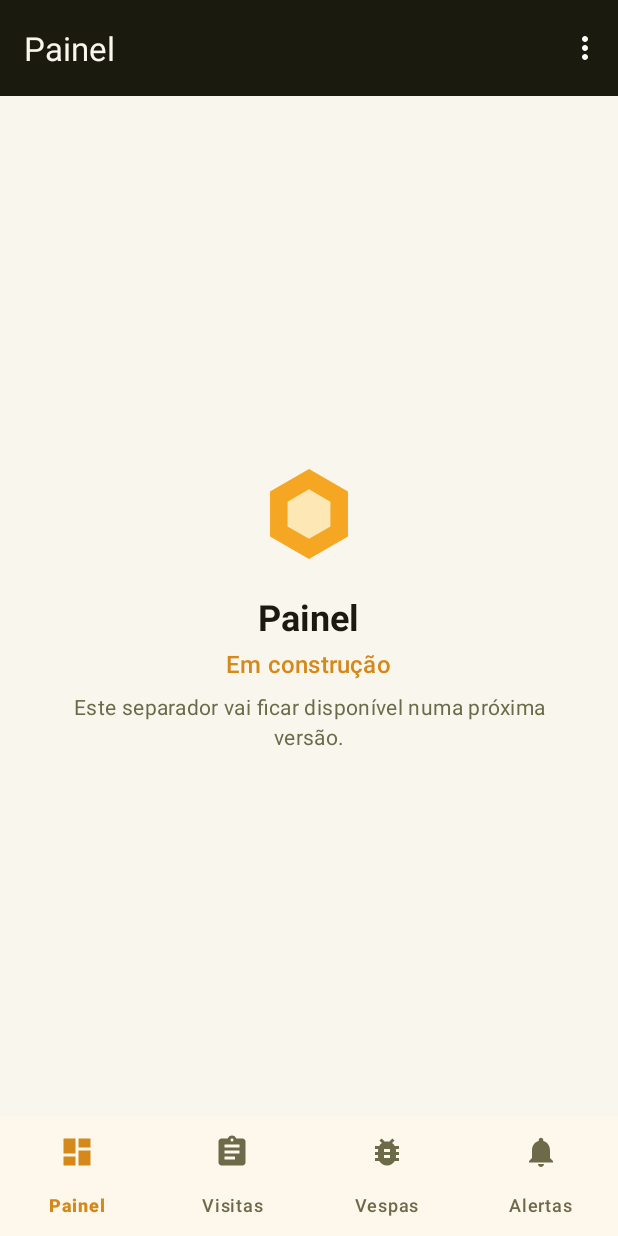
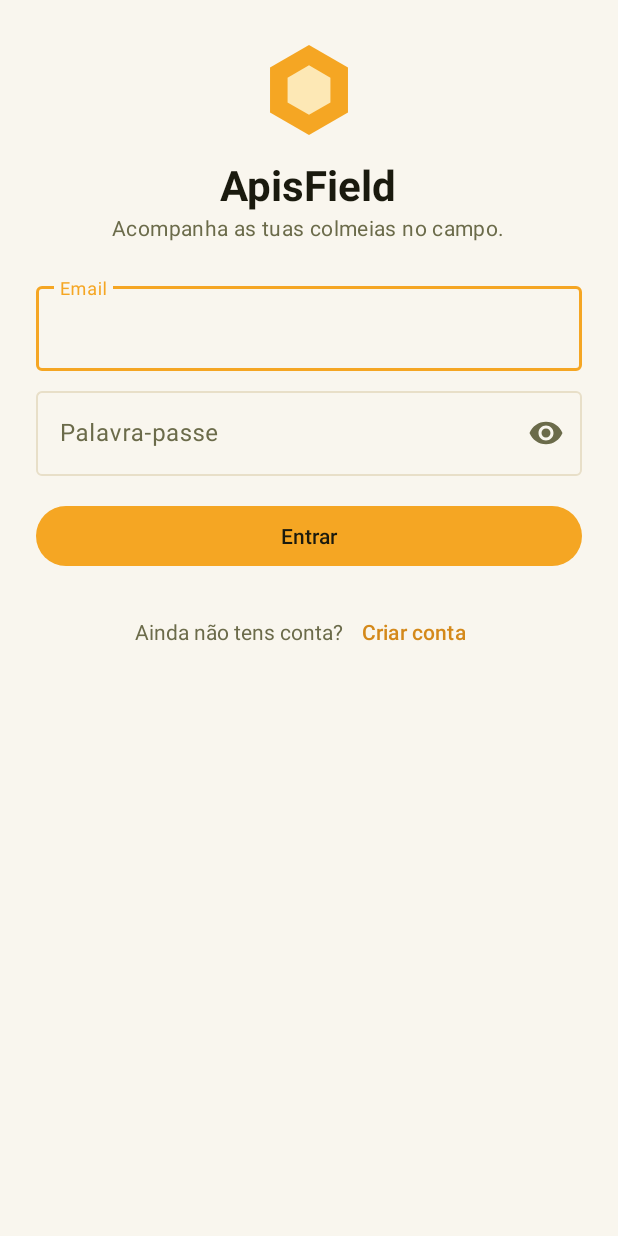
Before and after one commit to aluno27454/ApisField, an Android app: the screen it shows after launch (MainActivity before the commit, LoginActivity after it), on a phone screen of 412 x 824 dp. Run offline under Robolectric (Android 15) with nearby library versions, the phone set to English and light mode, and no system bars.

Commit message:
feat(auth): ecrãs de login e registo e terminar sessão
O login passa a ser o ecrã de arranque e salta para o ecrã principal se já
houver sessão. Durante o pedido o botão fica desativado e aparece o
progresso. Terminar sessão pede confirmação; a MainActivity volta ao login
sempre que a sessão termina, incluindo por um 401 da API.

```diff
--- /dev/null
+++ b/app/src/main/java/pt/uptomar/dam2026/apisfield/ui/auth/AuthUi.kt
@@ -0,0 +1,42 @@
+package pt.uptomar.dam2026.apisfield.ui.auth
+
+import android.app.Activity
+import android.content.Intent
+import android.view.View
+import android.widget.TextView
+import com.google.android.material.textfield.TextInputLayout
+import pt.uptomar.dam2026.apisfield.MainActivity
+import pt.uptomar.dam2026.apisfield.ui.common.resolver
+
+/*
+ * Código partilhado pelos ecrãs de login e de registo.
+ */
+
+/**
+ * Desenha o [estado] nos campos [campos], no texto de erro geral [mensagem], no [botao] e no [progresso].
+ * Durante o pedido, o botão fica desativado e aparece o indicador de progresso.
+ */
+fun Activity.mostrarEstado(
+    estado: FormularioUiState,
+    campos: Map<Campo, TextInputLayout>,
+    mensagem: TextView,
+    botao: View,
+    progresso: View,
+) {
+    for ((campo, layout) in campos) layout.error = estado.erros[campo]?.resolver(this)
+    mensagem.text = estado.mensagem?.resolver(this)
+    mensagem.visibility = if (estado.mensagem == null) View.GONE else View.VISIBLE
+    botao.isEnabled = !estado.aEnviar
+    progresso.visibility = if (estado.aEnviar) View.VISIBLE else View.GONE
+}
+
+/**
+ * Abre o ecrã principal e fecha todos os ecrãs anteriores (login e registo), para o botão
+ * "voltar" do Android não regressar ao login com a sessão já iniciada.
+ */
+fun Activity.abrirEcraPrincipal() {
+    startActivity(
+        Intent(this, MainActivity::class.java)
+            .addFlags(Intent.FLAG_ACTIVITY_NEW_TASK or Intent.FLAG_ACTIVITY_CLEAR_TASK)
+    )
+}
--- /dev/null
+++ b/app/src/main/java/pt/uptomar/dam2026/apisfield/ui/auth/LoginActivity.kt
@@ -0,0 +1,102 @@
+package pt.uptomar.dam2026.apisfield.ui.auth
+
+import android.content.Intent
+import android.os.Bundle
+import android.view.inputmethod.EditorInfo
+import androidx.activity.enableEdgeToEdge
+import androidx.activity.viewModels
+import androidx.appcompat.app.AppCompatActivity
+import androidx.core.view.ViewCompat
+import androidx.core.view.WindowInsetsCompat
+import androidx.core.view.updatePadding
+import androidx.core.widget.doAfterTextChanged
+import androidx.lifecycle.Lifecycle
+import androidx.lifecycle.lifecycleScope
+import androidx.lifecycle.repeatOnLifecycle
+import androidx.lifecycle.viewmodel.initializer
+import androidx.lifecycle.viewmodel.viewModelFactory
+import com.google.android.material.textfield.TextInputEditText
+import kotlinx.coroutines.launch
+import pt.uptomar.dam2026.apisfield.ApisFieldApp
+import pt.uptomar.dam2026.apisfield.databinding.ActivityLoginBinding
+
+/**
+ * Ecrã de arranque: login com email e palavra-passe.
+ *
+ * Se já houver sessão guardada, salta logo para a MainActivity sem mostrar o formulário.
+ * A lógica (validação, pedido, erros) está no [LoginViewModel]; aqui só se liga o formulário ao estado.
+ */
+class LoginActivity : AppCompatActivity() {
+
+    private lateinit var binding: ActivityLoginBinding
+
+    /** O ViewModel recebe o repositório do AppContainer (injeção de dependências manual). */
+    private val vm: LoginViewModel by viewModels {
+        viewModelFactory { initializer { LoginViewModel((application as ApisFieldApp).container.authRepository) } }
+    }
+
+    override fun onCreate(savedInstanceState: Bundle?) {
+        super.onCreate(savedInstanceState)
+        if ((application as ApisFieldApp).container.sessao.utilizador.value != null) {
+            abrirEcraPrincipal()
+            finish()
+            return
+        }
+
+        enableEdgeToEdge()
+        binding = ActivityLoginBinding.inflate(layoutInflater)
+        setContentView(binding.root)
+        aplicarMargensDoSistema()
+
+        binding.btnEntrar.setOnClickListener { entrar() }
+        // "Concluído" no teclado, no campo da palavra-passe, faz o mesmo que o botão.
+        binding.etPassword.setOnEditorActionListener { _, acao, _ ->
+            if (acao == EditorInfo.IME_ACTION_DONE) entrar()
+            acao == EditorInfo.IME_ACTION_DONE
+        }
+        binding.btnCriarConta.setOnClickListener { startActivity(Intent(this, RegistoActivity::class.java)) }
+        limparErroAoEscrever(binding.etEmail, Campo.EMAIL)
+        limparErroAoEscrever(binding.etPassword, Campo.PASSWORD)
+
+        observarEstado()
+    }
+
+    private fun entrar() = vm.entrar(binding.etEmail.text.toString(), binding.etPassword.text.toString())
+
+    /**
+     * Quando o utilizador volta a escrever num campo com erro, o erro desaparece.
+     * Só conta se o campo tiver o foco: ao rodar o ecrã, o Android repõe o texto sozinho e isso
+     * não deve apagar os erros.
+     */
+    private fun limparErroAoEscrever(campo: TextInputEditText, qual: Campo) {
+        campo.doAfterTextChanged { if (campo.hasFocus()) vm.limparErro(qual) }
+    }
+
+    /** Desenha cada novo estado enquanto o ecrã está visível (STARTED). */
+    private fun observarEstado() {
+        lifecycleScope.launch {
+            repeatOnLifecycle(Lifecycle.State.STARTED) {
+                vm.estado.collect { estado ->
+                    mostrarEstado(
+                        estado,
+                        mapOf(Campo.EMAIL to binding.tilEmail, Campo.PASSWORD to binding.tilPassword),
+                        binding.tvMensagem, binding.btnEntrar, binding.progresso,
+                    )
+                    if (estado.concluido) {
+                        abrirEcraPrincipal()
+                        finish()
+                    }
+                }
+            }
+        }
+    }
+
+    /** Afasta o conteúdo das barras do sistema e do teclado (ecrã de ponta a ponta). */
+    private fun aplicarMargensDoSistema() {
+        ViewCompat.setOnApplyWindowInsetsListener(binding.root) { v, insets ->
+            val m = insets.getInsets(WindowInsetsCompat.Type.systemBars() or WindowInsetsCompat.Type.ime())
+            v.updatePadding(left = m.left, top = m.top, right = m.right, bottom = m.bottom)
+            insets
+        }
+    }
+}
--- /dev/null
+++ b/app/src/main/res/layout/activity_login.xml
@@ -0,0 +1,128 @@
+<?xml version="1.0" encoding="utf-8"?>
+<!--
+    Ecrã de login (ecrã de arranque da app). O conteúdo está num ScrollView para o teclado e o
+    modo paisagem não esconderem o botão.
+-->
+<ScrollView xmlns:android="http://schemas.android.com/apk/res/android"
+    xmlns:app="http://schemas.android.com/apk/res-auto"
+    android:id="@+id/scrollLogin"
+    android:layout_width="match_parent"
+    android:layout_height="match_parent"
+    android:clipToPadding="false"
+    android:fillViewport="true">
+
+    <LinearLayout
+        android:layout_width="match_parent"
+        android:layout_height="wrap_content"
+        android:layout_gravity="center"
+        android:gravity="center_horizontal"
+        android:orientation="vertical"
+        android:padding="24dp">
+
+        <ImageView
+            android:layout_width="72dp"
+            android:layout_height="72dp"
+            android:importantForAccessibility="no"
+            android:src="@drawable/ic_hexagono" />
+
+        <TextView
+            android:layout_width="wrap_content"
+            android:layout_height="wrap_content"
+            android:layout_marginTop="8dp"
+            android:text="@string/app_name"
+            android:textAppearance="?attr/textAppearanceHeadlineMedium"
+            android:textColor="@color/escuro"
+            android:textStyle="bold" />
+
+        <TextView
+            android:layout_width="wrap_content"
+            android:layout_height="wrap_content"
+            android:layout_marginBottom="24dp"
+            android:text="@string/login_subtitulo"
+            android:textAppearance="?attr/textAppearanceBodyMedium"
+            android:textColor="@color/medio" />
+
+        <com.google.android.material.textfield.TextInputLayout
+            android:id="@+id/tilEmail"
+            style="@style/Widget.Material3.TextInputLayout.OutlinedBox"
+            android:layout_width="match_parent"
+            android:layout_height="wrap_content"
+            android:hint="@string/campo_email">
+
+            <com.google.android.material.textfield.TextInputEditText
+                android:id="@+id/etEmail"
+                android:layout_width="match_parent"
+                android:layout_height="wrap_content"
+                android:autofillHints="emailAddress"
+                android:imeOptions="actionNext"
+                android:inputType="textEmailAddress" />
+        </com.google.android.material.textfield.TextInputLayout>
+
+        <com.google.android.material.textfield.TextInputLayout
+            android:id="@+id/tilPassword"
+            style="@style/Widget.Material3.TextInputLayout.OutlinedBox"
+            android:layout_width="match_parent"
+            android:layout_height="wrap_content"
+            android:layout_marginTop="8dp"
+            android:hint="@string/campo_password"
+            app:endIconMode="password_toggle">
+
+            <com.google.android.material.textfield.TextInputEditText
+                android:id="@+id/etPassword"
+                android:layout_width="match_parent"
+                android:layout_height="wrap_content"
+                android:autofillHints="password"
+                android:imeOptions="actionDone"
+                android:inputType="textPassword" />
+        </com.google.android.material.textfield.TextInputLayout>
+
+        <!-- Erros que não pertencem a nenhum campo (ex.: sem ligação). -->
+        <TextView
+            android:id="@+id/tvMensagem"
+            android:layout_width="match_parent"
+            android:layout_height="wrap_content"
+            android:layout_marginTop="8dp"
+            android:accessibilityLiveRegion="polite"
+            android:textAppearance="?attr/textAppearanceBodyMedium"
+            android:textColor="@color/estado_perigo"
+            android:visibility="gone" />
+
+        <com.google.android.material.button.MaterialButton
+            android:id="@+id/btnEntrar"
+            android:layout_width="match_parent"
+            android:layout_height="wrap_content"
+            android:layout_marginTop="16dp"
+            android:text="@string/login_entrar" />
+
+        <com.google.android.material.progressindicator.CircularProgressIndicator
+            android:id="@+id/progresso"
+            android:layout_width="wrap_content"
+            android:layout_height="wrap_content"
+            android:layout_marginTop="12dp"
+            android:contentDescription="@string/a_enviar"
+            android:indeterminate="true"
+            android:visibility="gone" />
+
+        <LinearLayout
+            android:layout_width="wrap_content"
+            android:layout_height="wrap_content"
+            android:layout_marginTop="16dp"
+            android:gravity="center_vertical"
+            android:orientation="horizontal">
+
+            <TextView
+                android:layout_width="wrap_content"
+                android:layout_height="wrap_content"
+                android:text="@string/login_sem_conta"
+                android:textColor="@color/medio" />
+
+            <com.google.android.material.button.MaterialButton
+                android:id="@+id/btnCriarConta"
+                style="@style/Widget.Material3.Button.TextButton"
+                android:layout_width="wrap_content"
+                android:layout_height="wrap_content"
+                android:text="@string/login_criar_conta"
+                android:textColor="@color/mel_escuro" />
+        </LinearLayout>
+    </LinearLayout>
+</ScrollView>
--- a/app/src/main/res/values/strings.xml
+++ b/app/src/main/res/values/strings.xml
@@ -12,7 +12,6 @@
     <string name="menu_terminar_sessao">Terminar sessão</string>
 
     <!-- Login e registo -->
-    <string name="login_titulo">Iniciar sessão</string>
     <string name="login_subtitulo">Acompanha as tuas colmeias no campo.</string>
     <string name="campo_email">Email</string>
     <string name="campo_password">Palavra-passe</string>
--- a/gradle/libs.versions.toml
+++ b/gradle/libs.versions.toml
@@ -15,7 +15,7 @@ retrofit = "3.0.0"
 # O OkHttp fica na versão de que o Retrofit 3.0.0 depende; a 5.x muda a API do MockWebServer.
 okhttp = "4.12.0"
 coroutines = "1.11.0"
-lifecycle = "2.10.0"
+lifecycle = "2.11.1"
 junit = "4.13.2"
 junitVersion = "1.3.0"
 espressoCore = "3.7.0"
```
Also changed, not shown: app/src/main/AndroidManifest.xml (+13 -1 lines), app/src/main/java/pt/uptomar/dam2026/apisfield/MainActivity.kt (+49 -2 lines), app/src/main/java/pt/uptomar/dam2026/apisfield/ui/auth/RegistoActivity.kt (added, +105 -0 lines), app/src/main/res/layout/activity_registo.xml (added, +133 -0 lines).
